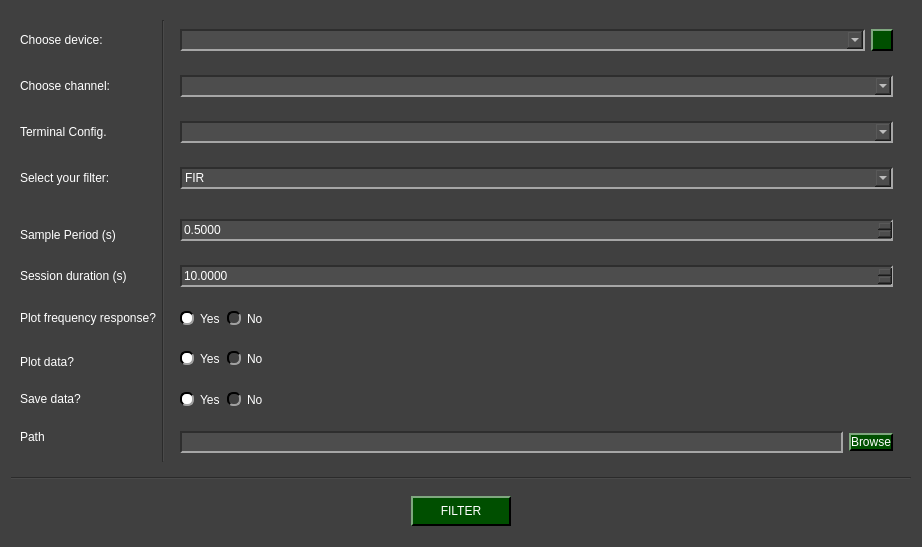
Old version of the form pydaq/uis/PYDAQ_Digital_filterss_NIDAQ_widget.ui in the repository viniciusfs14/pydaq-1.
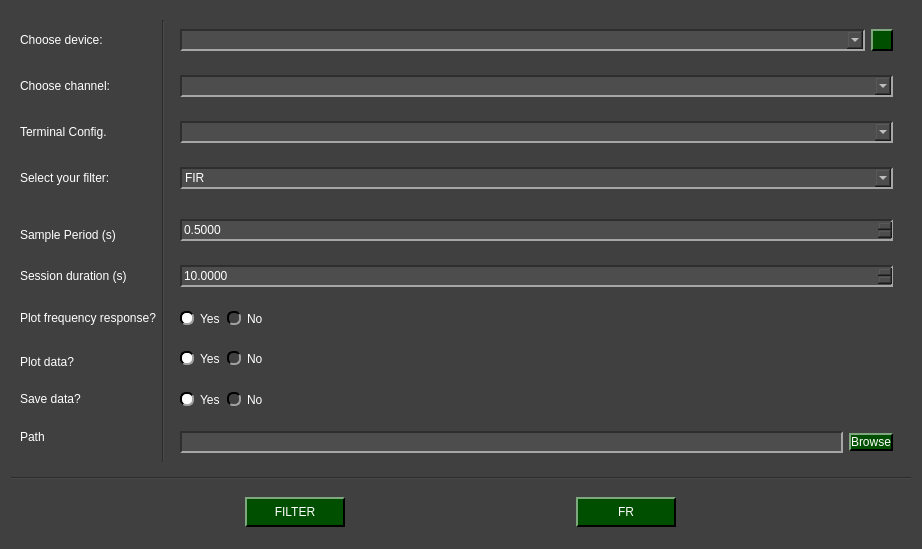
New version of the form. Icons and pictures are not drawn.

The edit to the form file:
```diff
--- a/pydaq/uis/PYDAQ_Digital_filterss_NIDAQ_widget.ui
+++ b/pydaq/uis/PYDAQ_Digital_filterss_NIDAQ_widget.ui
@@ -7,7 +7,7 @@
     <x>0</x>
     <y>0</y>
     <width>922</width>
-    <height>547</height>
+    <height>549</height>
    </rect>
   </property>
   <property name="windowTitle">
@@ -278,6 +278,25 @@
         </property>
        </widget>
       </item>
+      <item row="0" column="1">
+       <widget class="QPushButton" name="fr_button">
+        <property name="minimumSize">
+         <size>
+          <width>0</width>
+          <height>30</height>
+         </size>
+        </property>
+        <property name="maximumSize">
+         <size>
+          <width>100</width>
+          <height>30</height>
+         </size>
+        </property>
+        <property name="text">
+         <string>FR</string>
+        </property>
+       </widget>
+      </item>
      </layout>
     </widget>
    </item>
```
Left out of the diff: 38 changed lines with no effect on the pictures.
